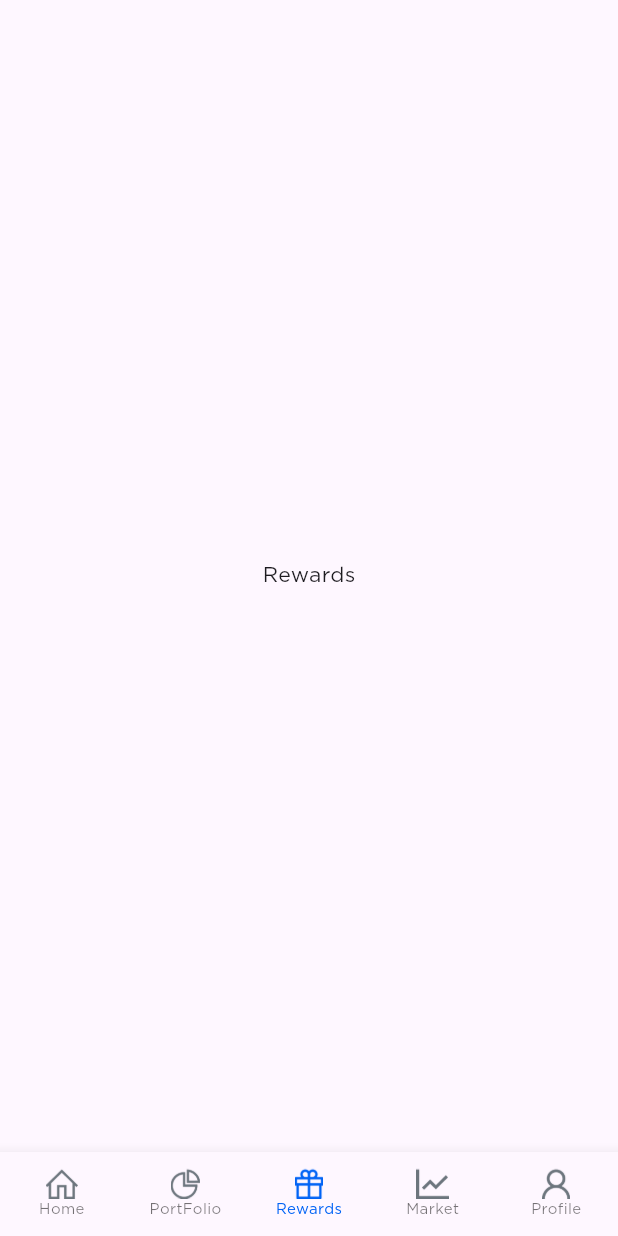
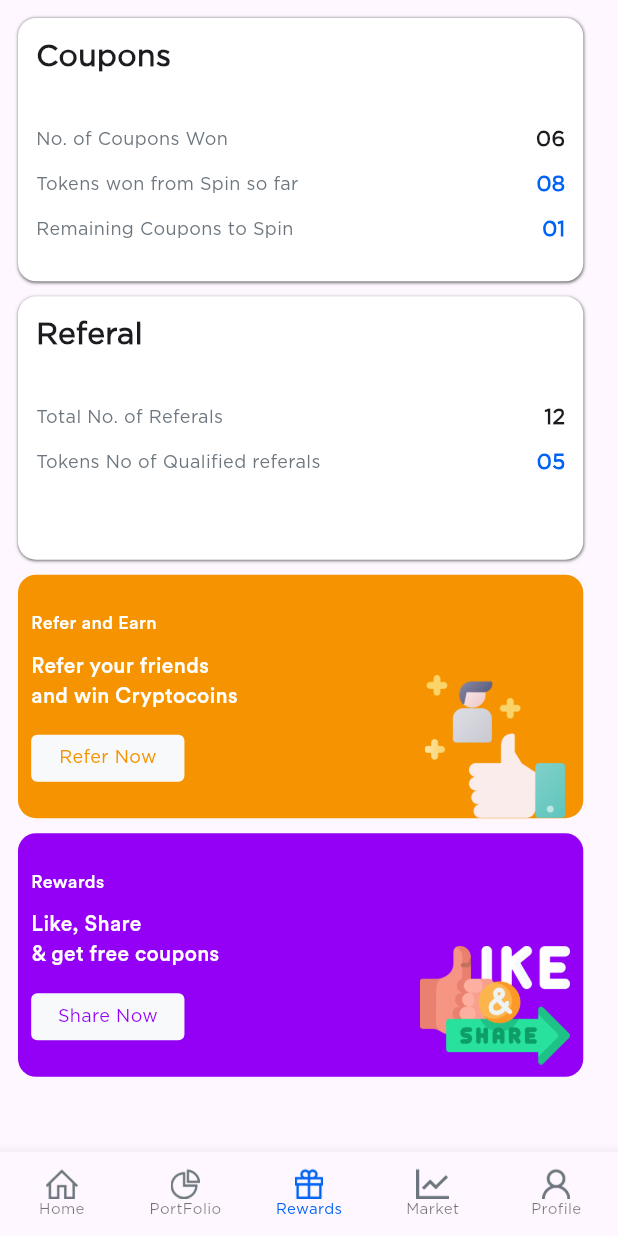
Before and after one commit to Febinjohnson96/z_coins, a Flutter app: the MainAppView screen opened by its route, item 3 of the bottom bar chosen, on a phone screen of 412 x 824 dp. Run offline on Flutter 3.47's test engine with Material 3 defaults, Android fonts, the light colour scheme and no system bars; our stand-ins replace flutter_screenutil, gap, go_router, logger.

Commit message:
added rewards screen

```diff
--- a/lib/config/app_colors.dart
+++ b/lib/config/app_colors.dart
@@ -9,4 +9,5 @@ abstract class AppColors {
   static const quaternary = Color(0XFFED5565);
   static const lossColor = Color(0XFFD90429);
   static const profitColor = Color(0XFF21BF73);
+  static const textGreyColor= Color(0xFF6C757D);
 }
--- a/lib/config/app_theme.dart
+++ b/lib/config/app_theme.dart
@@ -21,6 +21,7 @@ class AppTheme {
     quaternary: AppColors.quaternary,
     lossColor: AppColors.lossColor,
     profitColor: AppColors.profitColor,
+    textGreyColor: AppColors.textGreyColor,
   );
 
   static final _appTextTheme = AppTextExtention(
--- /dev/null
+++ b/lib/domain/model/reward_info_model.dart
@@ -0,0 +1,6 @@
+class RewardInfoModel {
+  final String title;
+  final String value;
+
+  RewardInfoModel({required this.title, required this.value});
+}
--- a/lib/extentions/app_color_extention.dart
+++ b/lib/extentions/app_color_extention.dart
@@ -10,6 +10,7 @@ class AppColorExtention extends ThemeExtension<AppColorExtention> {
     required this.quaternary,
     required this.lossColor,
     required this.profitColor,
+    required this.textGreyColor,
   });
 
   final Color primary;
@@ -20,6 +21,7 @@ class AppColorExtention extends ThemeExtension<AppColorExtention> {
   final Color quaternary;
   final Color lossColor ;
   final Color profitColor;
+  final Color textGreyColor;
 
   @override
   ThemeExtension<AppColorExtention> copyWith({
@@ -31,6 +33,7 @@ class AppColorExtention extends ThemeExtension<AppColorExtention> {
     Color? quaternary,
     Color? lossColor,
     Color? profitColor,
+    Color? textGreyColor,
   }) {
     return AppColorExtention(
       primary: primary ?? this.primary,
@@ -41,6 +44,7 @@ class AppColorExtention extends ThemeExtension<AppColorExtention> {
       quaternary: quaternary ?? this.quaternary,
       lossColor: lossColor ?? this.lossColor,
       profitColor: profitColor ?? this.profitColor,
+      textGreyColor: textGreyColor ?? this.textGreyColor,
     );
   }
 
@@ -60,6 +64,7 @@ class AppColorExtention extends ThemeExtension<AppColorExtention> {
       quaternary: Color.lerp(quaternary, other.quaternary, t)!,
       lossColor: Color.lerp(lossColor, other.lossColor, t)!,
       profitColor: Color.lerp(profitColor, other.profitColor, t)!,
+      textGreyColor: Color.lerp(textGreyColor, other.textGreyColor, t)!,
     );
   }
 }
--- /dev/null
+++ b/lib/presentation/rewards/data/rewards_data.dart
@@ -0,0 +1,12 @@
+import 'package:z_coins/domain/model/reward_info_model.dart';
+
+List<RewardInfoModel> coupons = [
+  RewardInfoModel(title: 'No. of Coupons Won', value: '06'),
+  RewardInfoModel(title: 'Tokens won from Spin so far', value: '08'),
+  RewardInfoModel(title: 'Remaining Coupons to Spin', value: '01'),
+];
+
+List<RewardInfoModel> referals = [
+  RewardInfoModel(title: 'Total No. of Referals', value: '12'),
+  RewardInfoModel(title: 'Tokens No of Qualified referals', value: '05'),
+];
--- a/lib/presentation/rewards/rewards_screen.dart
+++ b/lib/presentation/rewards/rewards_screen.dart
@@ -1,12 +1,35 @@
 import 'package:flutter/widgets.dart';
+import 'package:gap/gap.dart';
+import 'package:z_coins/presentation/rewards/data/rewards_data.dart';
+import 'package:z_coins/presentation/rewards/widget/reward_card.dart';
+import 'package:z_coins/widgets/banners/refer_and_earn_banner.dart';
+import 'package:z_coins/widgets/banners/rewards_banner.dart';
 
 class RewardsScreen extends StatelessWidget {
   const RewardsScreen({super.key});
 
   @override
   Widget build(BuildContext context) {
-    return const Center(
-      child: Text('Rewards'),
+    return Column(
+      children: [
+        RewardsCard(
+          height: 173,
+          width: 343,
+          title: 'Coupons',
+          infoList: coupons,
+        ),
+        const Gap(10),
+        RewardsCard(
+          height: 173,
+          width: 343,
+          title: 'Referal',
+          infoList: referals,
+        ),
+        const Gap(10),
+        ReferAndEarnBanner(),
+        const Gap(10),
+        RewardsBanner(),
+      ],
     );
   }
 }
--- /dev/null
+++ b/lib/presentation/rewards/widget/reward_card.dart
@@ -0,0 +1,76 @@
+import 'package:flutter/material.dart';
+import 'package:flutter_screenutil/flutter_screenutil.dart';
+import 'package:gap/gap.dart';
+import 'package:z_coins/config/app_theme.dart';
+import 'package:z_coins/domain/model/reward_info_model.dart';
+
+class RewardsCard extends StatelessWidget {
+  const RewardsCard(
+      {super.key,
+      required this.height,
+      required this.width,
+      required this.title,
+      required this.infoList});
+  final int height;
+  final int width;
+  final String title;
+  final List<RewardInfoModel> infoList;
+
+  @override
+  Widget build(BuildContext context) {
+    return Container(
+      height: height.h,
+      width: width.w,
+      decoration: BoxDecoration(
+        color: context.theme.appColors.white,
+          borderRadius: BorderRadius.circular(12),
+          boxShadow: const <BoxShadow>[
+            BoxShadow(
+                color: Colors.black54,
+                blurRadius: 1.0,
+                offset: Offset(0.0, 0.5))
+          ]),
+      child: Padding(
+        padding: const EdgeInsets.all(12),
+        child: Column(
+          crossAxisAlignment: CrossAxisAlignment.start,
+          children: [
+            Text(
+              title,
+              style: context.theme.appTextTheme.zCTextFontSizeBold20,
+            ),
+            const Gap(30),
+            SizedBox(
+                width: MediaQuery.of(context).size.width,
+                child: ListView.separated(
+                  physics: const NeverScrollableScrollPhysics(),
+                  shrinkWrap: true,
+                  itemBuilder: (context, index) {
+                    return Row(children: [
+                      Text(
+                        infoList[index].title,
+                        style: context.theme.appTextTheme.zCTextFontSize12.copyWith(
+                          color: context.theme.appColors.textGreyColor
+                        ),
+                      ),
+                      const Spacer(),
+                      Text(
+                        infoList[index].value,
+                        style:
+                            context.theme.appTextTheme.zCTextFontSize14.copyWith(
+                          color:
+                              index != 0 ? context.theme.appColors.primary : null,
+                           fontWeight: FontWeight.bold
+                        ),
+                      ),
+                    ]);
+                  },
+                  separatorBuilder: (context, index) => const Gap(10),
+                  itemCount: infoList.length,
+                )),
+          ],
+        ),
+      ),
+    );
+  }
+}
```
